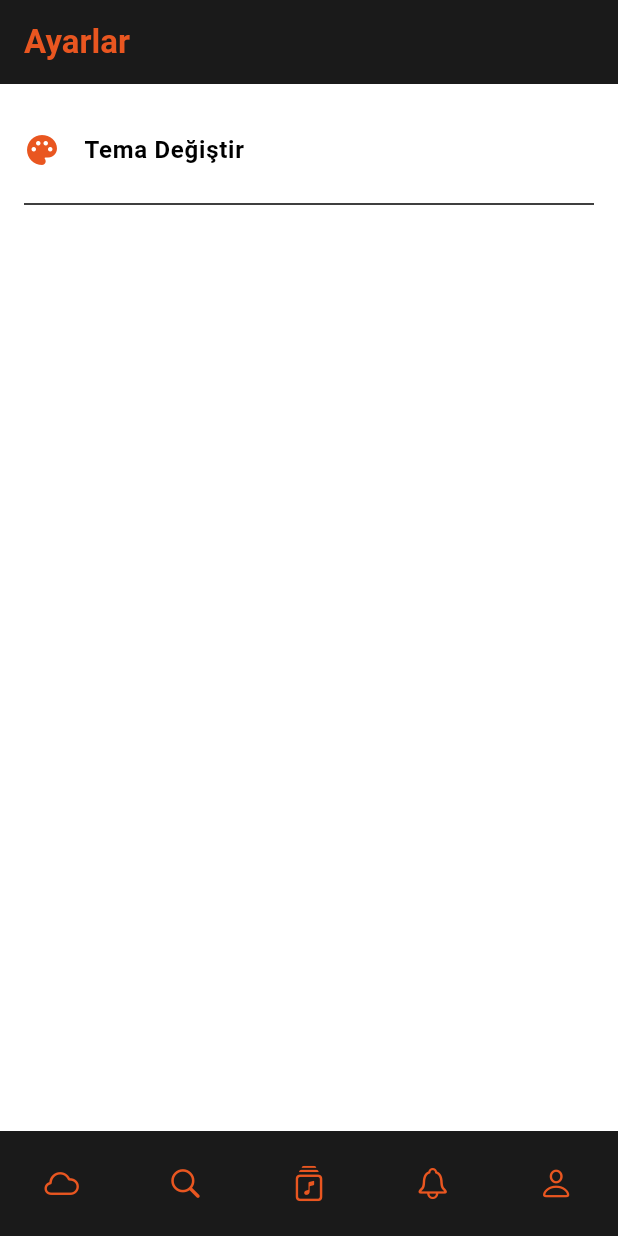
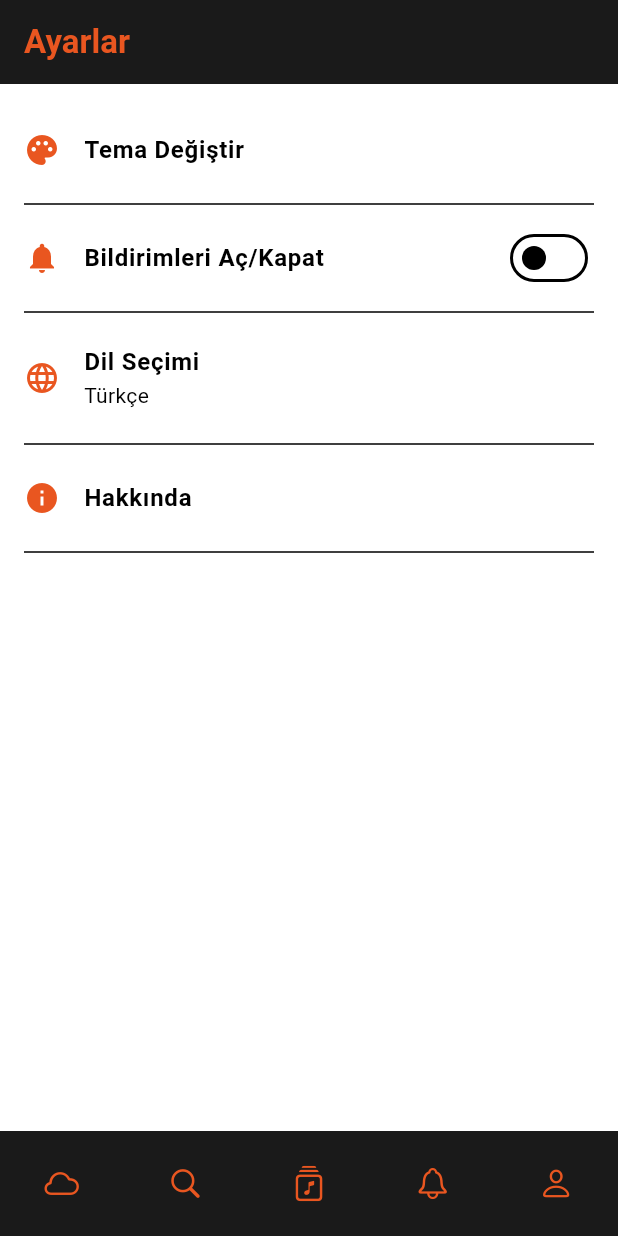
Before and after one commit to batuhanyeniocak/Flutter-Noisekloud, a Flutter app: the SettingsScreen screen opened by its route, on a phone screen of 412 x 824 dp. Run offline on Flutter 3.47's test engine with Material 3 defaults, Android fonts, the phone set to English and light mode, and no system bars; our stand-ins replace go_router, google_fonts, lottie; missing offline and left inert: dotlottie_loader.

Commit message:
ayarlar sayfasi guncellendi

```diff
--- a/lib/screens/settings_screen.dart
+++ b/lib/screens/settings_screen.dart
@@ -1,8 +1,7 @@
 import 'package:flutter/material.dart';
+import 'package:flutter_app/core/themes.dart';
 import 'package:flutter_app/widgets/bottom_menu.dart';
-import 'package:go_router/go_router.dart';
 import 'package:provider/provider.dart';
-import '../core/themes.dart';
 
 class SettingsScreen extends StatelessWidget {
   const SettingsScreen({super.key});
@@ -34,10 +33,7 @@ class SettingsScreen extends StatelessWidget {
           children: [
             ListTile(
               contentPadding: EdgeInsets.zero,
-              leading: Icon(
-                Icons.palette,
-                color: colorScheme.primary,
-              ),
+              leading: Icon(Icons.palette, color: colorScheme.primary),
               title: Text(
                 'Tema Değiştir',
                 style: TextStyle(
@@ -50,6 +46,53 @@ class SettingsScreen extends StatelessWidget {
               },
             ),
             const Divider(),
+            ListTile(
+              contentPadding: EdgeInsets.zero,
+              leading: Icon(Icons.notifications, color: colorScheme.primary),
+              title: Text(
+                'Bildirimleri Aç/Kapat',
+                style: TextStyle(
+                  color: colorScheme.onSurface,
+                  fontWeight: FontWeight.bold,
+                ),
+              ),
+              trailing: Switch(
+                value: false,
+                onChanged: (value) {},
+              ),
+              onTap: () {},
+            ),
+            const Divider(),
+            ListTile(
+              contentPadding: EdgeInsets.zero,
+              leading: Icon(Icons.language, color: colorScheme.primary),
+              title: Text(
+                'Dil Seçimi',
+                style: TextStyle(
+                  color: colorScheme.onSurface,
+                  fontWeight: FontWeight.bold,
+                ),
+              ),
+              subtitle: Text(
+                'Türkçe',
+                style: TextStyle(color: colorScheme.onSurfaceVariant),
+              ),
+              onTap: () {},
+            ),
+            const Divider(),
+            ListTile(
+              contentPadding: EdgeInsets.zero,
+              leading: Icon(Icons.info, color: colorScheme.primary),
+              title: Text(
+                'Hakkında',
+                style: TextStyle(
+                  color: colorScheme.onSurface,
+                  fontWeight: FontWeight.bold,
+                ),
+              ),
+              onTap: () {},
+            ),
+            const Divider(),
           ],
         ),
       ),
```
